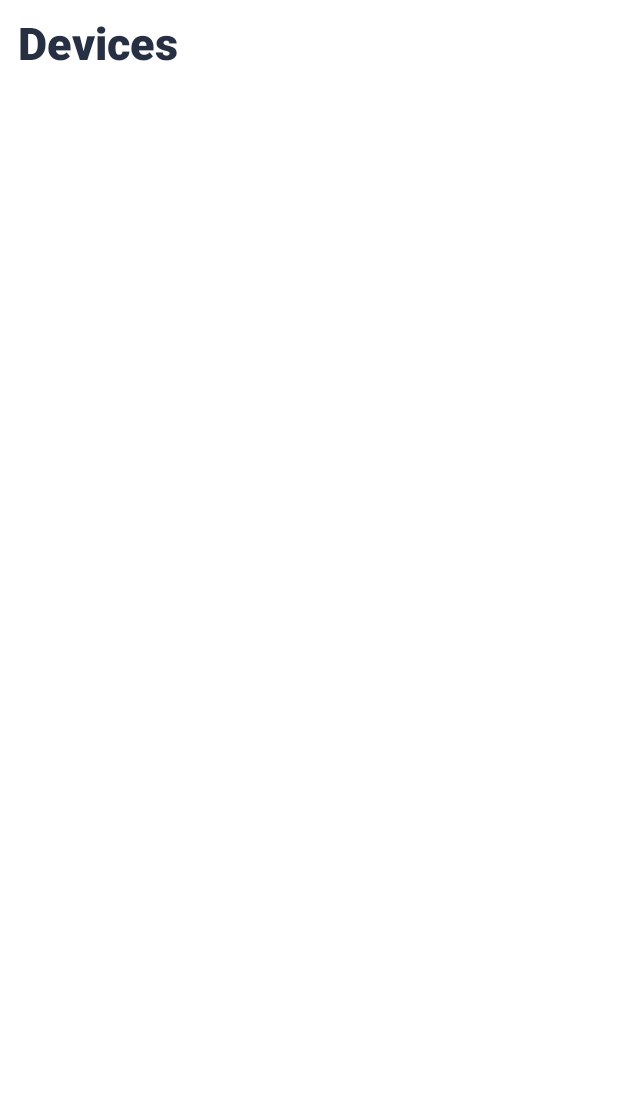
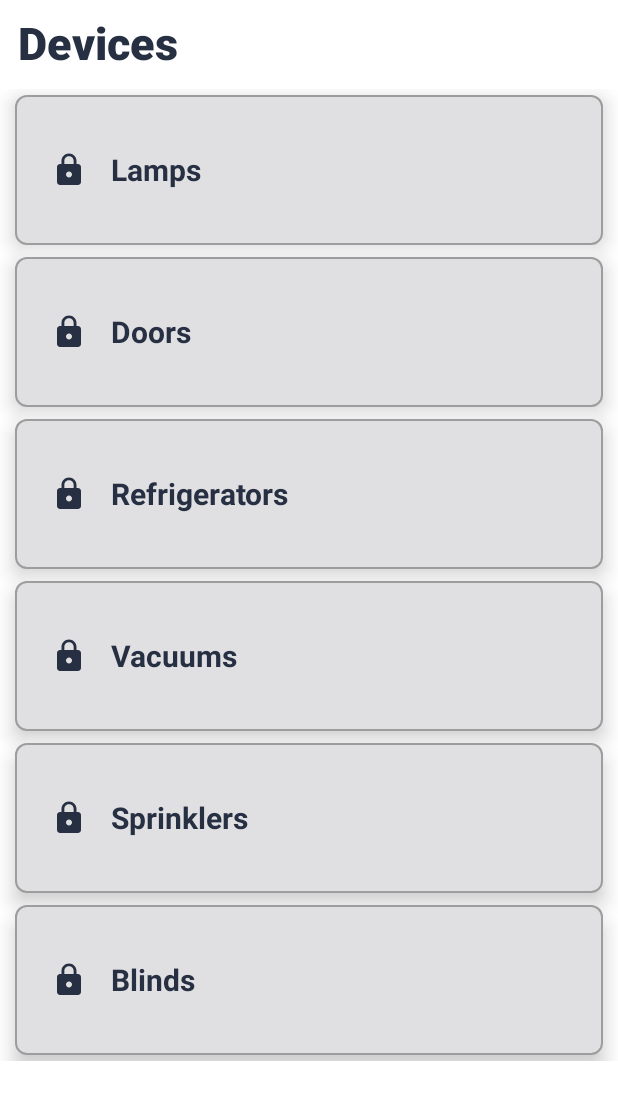
Before and after one commit to Tobias-Noceda/Harmony-Mobile, an Android app built with Jetpack Compose: the composable DevicesScreen shown on its own in the app's theme, on a phone screen of 412 x 824 dp. Shown: the top 1100 px of the screen. Run offline under Robolectric (Android 15) with nearby library versions, the phone set to English and light mode, and no system bars; 5 statements that could not run were skipped.

Commit message:
Devices screen now navigable

```diff
--- a/app/src/main/java/ar/edu/itba/harmony_mobile/screens/DevicesScreen.kt
+++ b/app/src/main/java/ar/edu/itba/harmony_mobile/screens/DevicesScreen.kt
@@ -1,56 +1,107 @@
 package ar.edu.itba.harmony_mobile.screens
 
-import androidx.annotation.StringRes
+import androidx.compose.foundation.BorderStroke
+import androidx.compose.foundation.layout.Box
 import androidx.compose.foundation.layout.Column
 import androidx.compose.foundation.layout.Row
+import androidx.compose.foundation.layout.fillMaxSize
 import androidx.compose.foundation.layout.fillMaxWidth
 import androidx.compose.foundation.layout.height
 import androidx.compose.foundation.layout.padding
 import androidx.compose.foundation.rememberScrollState
 import androidx.compose.foundation.shape.RoundedCornerShape
 import androidx.compose.foundation.verticalScroll
-import androidx.compose.material.icons.Icons
-import androidx.compose.material.icons.filled.Lock
 import androidx.compose.material3.Button
+import androidx.compose.material3.ButtonColors
+import androidx.compose.material3.ButtonDefaults
 import androidx.compose.material3.Icon
 import androidx.compose.material3.MaterialTheme
 import androidx.compose.material3.Text
+import androidx.compose.material3.adaptive.currentWindowAdaptiveInfo
 import androidx.compose.runtime.Composable
+import androidx.compose.runtime.getValue
+import androidx.compose.runtime.mutableStateOf
+import androidx.compose.runtime.saveable.rememberSaveable
+import androidx.compose.runtime.setValue
 import androidx.compose.ui.Alignment
 import androidx.compose.ui.Modifier
-import androidx.compose.ui.graphics.vector.ImageVector
+import androidx.compose.ui.graphics.Color
 import androidx.compose.ui.res.stringResource
 import androidx.compose.ui.text.style.TextAlign
 import androidx.compose.ui.unit.dp
+import androidx.window.core.layout.WindowWidthSizeClass
+import ar.edu.itba.harmony_mobile.DeviceTypes
 import ar.edu.itba.harmony_mobile.R
+import ar.edu.itba.harmony_mobile.screens.devices.BlindsScreen
+import ar.edu.itba.harmony_mobile.screens.devices.LightScreen
+import ar.edu.itba.harmony_mobile.ui.theme.primary
+import ar.edu.itba.harmony_mobile.ui.theme.secondary
+import ar.edu.itba.harmony_mobile.ui.theme.tertiary
 
 @Composable
-fun DevicesScreen(modifier: Modifier = Modifier) {
-    Column(modifier = modifier) {
+fun DevicesScreen(modifier: Modifier = Modifier, state: DeviceTypes? = null) {
+    var currentDestination by rememberSaveable { mutableStateOf(state) }
+
+    Box(modifier = modifier) {
+        if (currentDestination == null) {
+            DevicesList(
+                onDeviceClick = { deviceType ->
+                    currentDestination = deviceType
+                }
+            )
+        } else {
+            when (currentDestination) {
+                DeviceTypes.LIGHTS -> LightScreen()
+                DeviceTypes.DOORS -> LightScreen()
+                DeviceTypes.REFRIS -> LightScreen()
+                DeviceTypes.VACUUMS -> LightScreen()
+                DeviceTypes.SPRINKLERS -> LightScreen()
+                DeviceTypes.BLINDS -> BlindsScreen()
+                else -> {
+                    currentDestination = null
+                }
+            }
+        }
+    }
+}
+
+@Composable
+fun DevicesList(onDeviceClick: (DeviceTypes) -> Unit) {
+    Column(modifier = Modifier.fillMaxSize()) {
         Text(
             text = stringResource(id = R.string.devices),
             modifier = Modifier.padding(
                 start = 12.dp,
-                top = 12.dp
+                top = 12.dp,
+                bottom = 12.dp
             ),
             style = MaterialTheme.typography.titleLarge
         )
 
         val scState = rememberScrollState(0)
+        val widthClass = currentWindowAdaptiveInfo().windowSizeClass.windowWidthSizeClass
+        val isCompact = widthClass == WindowWidthSizeClass.COMPACT
+
         Column(
             modifier = Modifier
                 .fillMaxWidth()
                 .padding(
                     horizontal = 6.dp,
-                    vertical = 12.dp
                 )
                 .verticalScroll(scState)
         ) {
+            if(isCompact) {
                 for (deviceType in DeviceTypes.entries) {
                     Button(
                         modifier = Modifier.padding(4.dp),
                         shape = RoundedCornerShape(8.dp),
-                    onClick = {}
+                        onClick = { onDeviceClick(deviceType) },
+                        colors = ButtonColors(secondary, primary, tertiary.copy(alpha = .5f), Color.White),
+                        elevation = ButtonDefaults.buttonElevation(8.dp),
+                        border = BorderStroke(
+                            width = 1.dp,
+                            color = Color.Black.copy(alpha = 0.3f)
+                        )
                     ) {
                         Row (
                             modifier = Modifier
@@ -63,7 +114,40 @@ fun DevicesScreen(modifier: Modifier = Modifier) {
                                 contentDescription = null,
                                 modifier = Modifier.height(60.dp)
                             )
+                            Text(
+                                text = stringResource(id = deviceType.type),
+                                textAlign = TextAlign.Left,
+                                style = MaterialTheme.typography.titleMedium,
+                                modifier = Modifier.padding(start = 16.dp)
+                            )
+                        }
+                    }
+                }
+            } else {
+                val chunkedTypes = DeviceTypes.entries.chunked(2)
 
+                for (chunk in chunkedTypes) {
+                    Row(modifier = Modifier.fillMaxWidth()) {
+                        for (deviceType in chunk) {
+                            Button(
+                                modifier = Modifier
+                                    .weight(1f)
+                                    .padding(4.dp),
+                                shape = RoundedCornerShape(8.dp),
+                                onClick = { onDeviceClick(deviceType) },
+                                colors = ButtonColors(secondary, primary, tertiary.copy(alpha = .5f), Color.White)
+                            ) {
+                                Row (
+                                    modifier = Modifier
+                                        .fillMaxWidth()
+                                        .padding(vertical = 12.dp),
+                                    verticalAlignment = Alignment.CenterVertically
+                                ) {
+                                    Icon(
+                                        deviceType.icon,
+                                        contentDescription = null,
+                                        modifier = Modifier.height(60.dp)
+                                    )
                                     Text(
                                         text = stringResource(id = deviceType.type),
                                         textAlign = TextAlign.Left,
@@ -76,3 +160,6 @@ fun DevicesScreen(modifier: Modifier = Modifier) {
                     }
                 }
             }
+        }
+    }
+}
```
Lines whose indentation alone changed are shown as unchanged.
